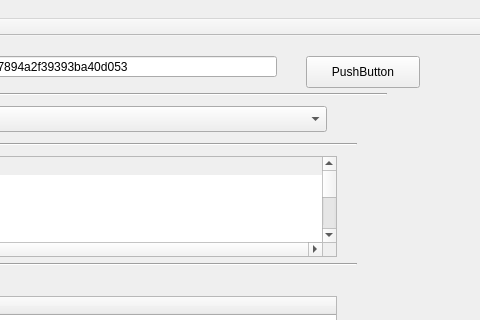
Old version of the form skywindow.ui in the repository oregon-tony/SkytapAPICommander; both pictures show x 544 to 1024 and y 0 to 320 of the 1024 by 768 pixel window.
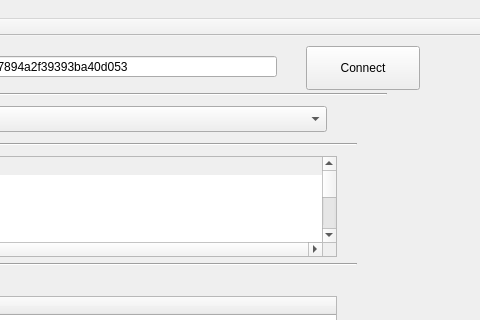
New version of the form.

Commit message: updated Connect button

What changed in the file:
```diff
--- a/skywindow.ui
+++ b/skywindow.ui
@@ -89,13 +89,13 @@
     <property name="geometry">
      <rect>
       <x>850</x>
-      <y>20</y>
+      <y>10</y>
       <width>114</width>
-      <height>32</height>
+      <height>44</height>
      </rect>
     </property>
     <property name="text">
-     <string>PushButton</string>
+     <string>Connect</string>
     </property>
    </widget>
    <widget class="QComboBox" name="cbAPIUrl">
```
